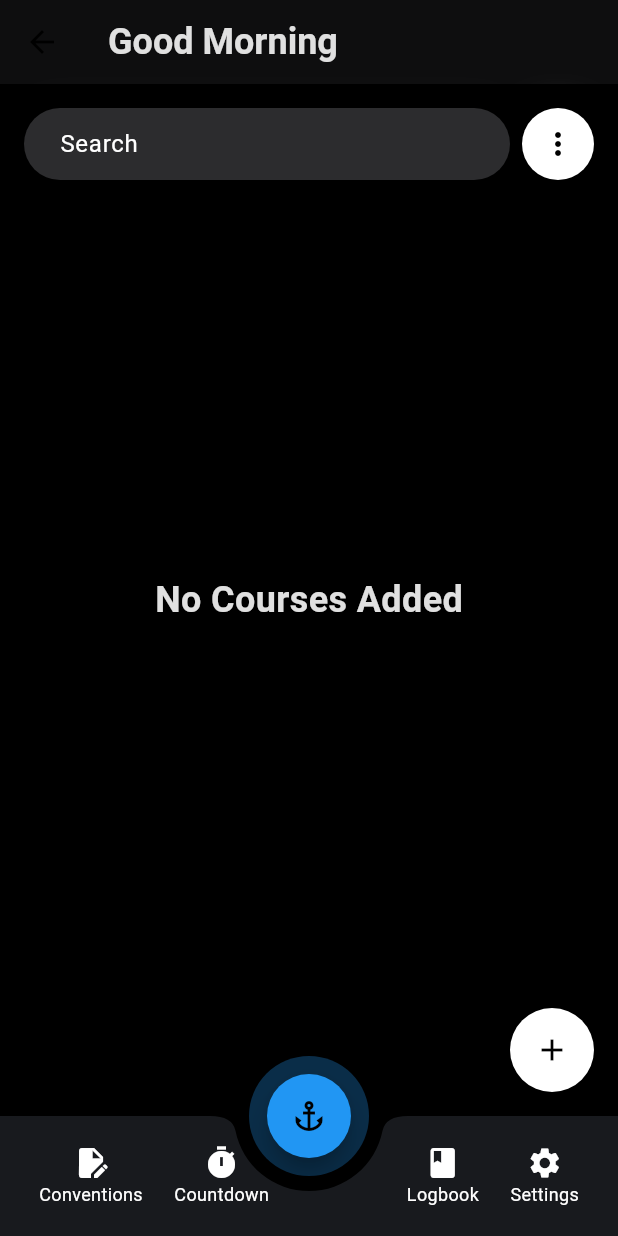
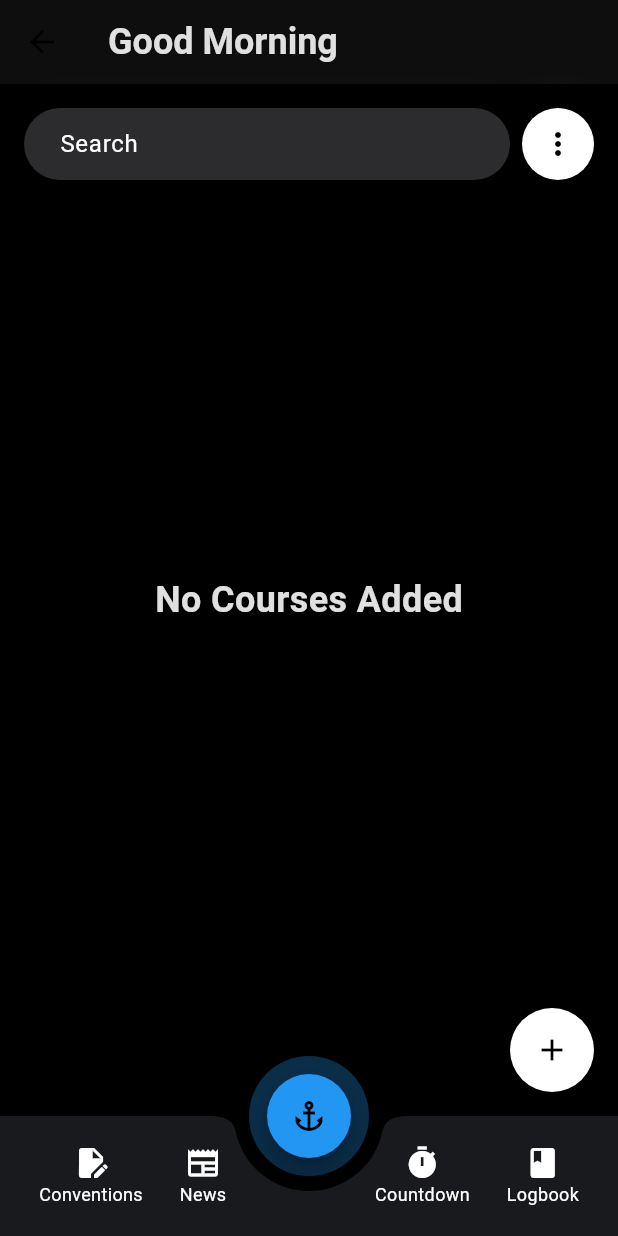
Before and after one commit to Aldosimone99/iSail, a Flutter app: the MainScreen screen opened directly, after a tap on the "arrow forward" icon, on a phone screen of 412 x 824 dp. Run offline on Flutter 3.47's test engine with Material 3 defaults, Android fonts, the phone set to English and light mode, and no system bars; our stand-ins replace file_picker, flutter_local_notifications, share_plus, shared_preferences, timezone; missing offline and left inert: flutter_pdfview; accounts and stored records are empty; network calls fail; Roboto replaces fonts that are missing (SF Pro).

Commit message:
added news page

```diff
--- a/lib/main.dart
+++ b/lib/main.dart
@@ -4,11 +4,11 @@ import 'package:flutter_local_notifications/flutter_local_notifications.dart';
 import 'package:logging/logging.dart'; // Import logging package
 import 'screens/course_list_screen.dart';
 import 'screens/welcome_screen.dart';
-import 'screens/settings_screen.dart'; // Import SettingsScreen
 import 'screens/documents_screen.dart'; // Import DocumentsScreen
 import 'screens/add_course_screen.dart'; // Import AddCourseScreen
 import 'screens/logbook_screen.dart'; // Import LogbookScreen
 import 'screens/countdown_screen.dart'; // Import CountdownScreen
+import 'screens/news_screen.dart'; // Import NewsScreen
 import 'widgets/custom_bottom_app_bar.dart'; // Import CustomBottomAppBar
 import 'widgets/countdown_widget.dart'; // Import CountdownWidget
 import 'package:timezone/data/latest_all.dart' as tz;
@@ -133,11 +133,11 @@ class MyApp extends StatelessWidget {
       home: WelcomeScreen(), // Always show WelcomeScreen on app start
       routes: {
         '/welcome': (context) => WelcomeScreen(),
-        '/settings': (context) => SettingsScreen(),
         '/documents': (context) => DocumentsScreen(),
         '/add_course': (context) => AddCourseScreen(onAddCourse: (course) {  },), // Add route for AddCourseScreen
         '/logbook': (context) => LogbookScreen(), // Add route for LogbookScreen
         '/countdown': (context) => CountdownScreen(), // Add route for CountdownScreen
+        '/news': (context) => NewsScreen(), // Add route for NewsScreen
       },
     );
   }
@@ -172,9 +172,9 @@ class MainScreenState extends State<MainScreen> {
   int _getPageIndex(String route) {
     switch (route) {
       case '/welcome': return 0;
-      case '/settings': return 1;
-      case '/documents': return 2;
-      case '/countdown': return 3; // Add CountdownScreen index
+      case '/documents': return 1;
+      case '/countdown': return 2;
+      case '/news': return 3; // Add NewsScreen index
       default: return 4;
     }
   }
@@ -199,9 +199,9 @@ class MainScreenState extends State<MainScreen> {
         physics: NeverScrollableScrollPhysics(),
         children: [
           WelcomeScreen(),
-          SettingsScreen(),
           DocumentsScreen(),
-          CountdownScreen(), // Add CountdownScreen to PageView
+          CountdownScreen(),
+          NewsScreen(), // Add NewsScreen to PageView
           CourseListScreen(),
           LogbookScreen(), // Add LogbookScreen to PageView
         ],
@@ -241,10 +241,10 @@ class MainScreenState extends State<MainScreen> {
               ? SizedBox.shrink()
               : CustomBottomAppBar(
                   onAnchorPressed: () => _onItemTapped(4),
-                  onDocumentsPressed: () => _onItemTapped(2),
-                  onSettingsPressed: () => _onItemTapped(1),
+                  onDocumentsPressed: () => _onItemTapped(1),
+                  onNewsPressed: () => _onItemTapped(3), // Add News callback
                   onLogbookPressed: () => _onItemTapped(5), // Updated
-                  onCountdownPressed: () => _onItemTapped(3), // Add Countdown callback
+                  onCountdownPressed: () => _onItemTapped(2), // Updated
                 );
         },
       ),
--- /dev/null
+++ b/lib/screens/news_screen.dart
@@ -0,0 +1,91 @@
+import 'package:flutter/material.dart';
+import 'dart:convert';
+import 'package:http/http.dart' as http;
+import 'dart:ui'; // Import for blur effect
+
+class NewsScreen extends StatefulWidget {
+  const NewsScreen({super.key});
+
+  @override
+  _NewsScreenState createState() => _NewsScreenState();
+}
+
+class _NewsScreenState extends State<NewsScreen> {
+  List<dynamic> _news = [];
+  String _language = 'en';
+
+  @override
+  void didChangeDependencies() {
+    super.didChangeDependencies();
+    final locale = Localizations.localeOf(context).languageCode;
+    _language = locale == 'it' ? 'it' : 'en';
+    _fetchNews();
+  }
+
+  Future<void> _fetchNews() async {
+    try {
+      final response = await http.get(Uri.parse('https://newsapi.org/v2/everything?q=maritime&language=$_language&apiKey=a176c42ccc144d9eaef246b83cd6c68b')); // Replace with your API key
+      if (response.statusCode == 200) {
+        setState(() {
+          _news = json.decode(response.body)['articles'];
+        });
+      } else {
+        // Gestisci l'errore
+        print('Failed to load news: ${response.statusCode}');
+        print('Response body: ${response.body}');
+      }
+    } catch (e) {
+      print('Error fetching news: $e');
+    }
+  }
+
+  @override
+  Widget build(BuildContext context) {
+    return Scaffold(
+      appBar: AppBar(
+        automaticallyImplyLeading: false, // Remove the back arrow
+        backgroundColor: Colors.transparent, // Set AppBar background color to transparent
+        elevation: 0, // Remove AppBar shadow
+        flexibleSpace: ClipRect(
+          child: BackdropFilter(
+            filter: ImageFilter.blur(sigmaX: 10.0, sigmaY: 10.0), // Apply blur effect
+            child: Container(
+              color: Color(0xFF1C1C1E).withAlpha((0.5 * 255).toInt()), // Set semi-transparent background color
+            ),
+          ),
+        ),
+        title: Align(
+          alignment: Alignment.centerLeft, // Align the title text to the left
+          child: Text(
+            'News',
+            style: TextStyle(fontSize: 24, color: Colors.grey[300], fontWeight: FontWeight.bold), // Increase the font size, set color to light gray, and make bold
+          ),
+        ),
+      ),
+      body: _news.isEmpty
+          ? Center(child: CircularProgressIndicator())
+          : ListView.builder(
+              itemCount: _news.length,
+              itemBuilder: (context, index) {
+                final newsItem = _news[index];
+                final title = newsItem['title'] ?? 'No title';
+                final description = newsItem['description'] ?? 'No description';
+                return ListTile(
+                  title: Text(
+                    title,
+                    style: TextStyle(color: Colors.white),
+                  ),
+                  subtitle: Text(
+                    description,
+                    style: TextStyle(color: Colors.white70),
+                  ),
+                  onTap: () {
+                    // Azione al tocco della notizia
+                  },
+                );
+              },
+            ),
+      backgroundColor: Colors.black,
+    );
+  }
+}
--- a/lib/screens/settings_screen.dart
+++ /dev/null
@@ -1,144 +0,0 @@
-import 'package:flutter/cupertino.dart';
-import 'package:flutter/material.dart';
-import 'account_screen.dart'; // Import the AccountScreen
-import 'dart:ui'; // Import for blur effect
-
-class SettingsScreen extends StatefulWidget {
-  const SettingsScreen({super.key});
-
-  @override
-  SettingsScreenState createState() => SettingsScreenState();
-}
-
-class SettingsScreenState extends State<SettingsScreen> {
-
-  @override
-  void initState() {
-    super.initState();
-    _loadSettings();
-  }
-
-  Future<void> _loadSettings() async {
-    // Ensure this method does not cause excessive state updates
-    // or infinite loops
-    setState(() {
-      // Update state only if necessary
-    });
-  }
-
-  String _getLocalizedText(BuildContext context, String key) {
-    final locale = Localizations.localeOf(context).languageCode;
-    final isEnglish = locale == 'en';
-    final translations = {
-      'settings': isEnglish ? 'Settings' : 'Impostazioni',
-      'search': isEnglish ? 'Search...' : 'Cerca...',
-      'account': isEnglish ? 'Account' : 'Account',
-      'language': isEnglish ? 'Language' : 'Lingua',
-      'storage_data': isEnglish ? 'Storage and Data' : 'Spazio e Dati',
-      'backup': isEnglish ? 'Backup' : 'Backup',
-    };
-    return translations[key] ?? key;
-  }
-
-  @override
-  Widget build(BuildContext context) {
-    return Scaffold(
-      backgroundColor: Colors.black, // Dark background
-      body: CustomScrollView(
-        slivers: [
-          SliverAppBar(
-            automaticallyImplyLeading: false, // Remove the back arrow
-            backgroundColor: Colors.transparent, // Set AppBar background color to transparent
-            elevation: 0, // Remove AppBar shadow
-            flexibleSpace: ClipRect(
-              child: BackdropFilter(
-                filter: ImageFilter.blur(sigmaX: 10.0, sigmaY: 10.0), // Apply blur effect
-                child: Container(
-                  color: Color(0xFF1C1C1E).withAlpha((0.5 * 255).toInt()), // Set semi-transparent background color
-                ),
-              ),
-            ),
-            title: Align(
-              alignment: Alignment.centerLeft, // Align the title text to the left
-              child: Text(
-                _getLocalizedText(context, 'settings'),
-                style: TextStyle(fontSize: 24, color: Colors.white, fontWeight: FontWeight.bold), // Increase the font size, set color to white, and make bold
-              ),
-            ),
-            pinned: true,
-            expandedHeight: 50.0, // Match the height with DocumentsScreen
-          ),
-          SliverToBoxAdapter(
-            child: Padding(
-              padding: const EdgeInsets.all(16.0),
-              child: Row(
-                children: [
-                  Expanded(
-                    child: TextField(
-                      decoration: InputDecoration(
-                        hintText: _getLocalizedText(context, 'search'),
-                        filled: true,
-                        fillColor: Color(0xFF2C2C2E), // Light gray color
-                        border: OutlineInputBorder(
-                          borderRadius: BorderRadius.circular(30), // Make the borders more rounded
-                          borderSide: BorderSide.none,
-                        ),
-                        contentPadding: EdgeInsets.symmetric(horizontal: 20, vertical: 10),
-                      ),
-                      onChanged: (value) {
-                        // Handle search query change
-                      },
-                    ),
-                  ),
-                ],
-              ),
-            ),
-          ),
-          _buildSettingsSection([
-            _buildSettingsTile(_getLocalizedText(context, 'account'), CupertinoIcons.person, const Color.fromARGB(255, 249, 248, 248), onTap: () {
-              Navigator.push(
-                context,
-                MaterialPageRoute(
-                  builder: (context) => AccountScreen(),
-                ),
-              );
-            }),
-            _buildSettingsTile(_getLocalizedText(context, 'language'), CupertinoIcons.globe, const Color.fromARGB(255, 255, 255, 255), onTap: () {
-              // Handle language selection
-            }),
-          ]),
-        ],
-      ),
-    );
-  }
-
-  Widget _buildSettingsSection(List<Widget> tiles) {
-    return SliverToBoxAdapter(
-      child: Padding(
-        padding: EdgeInsets.symmetric(horizontal: 8, vertical: 10), // Increased vertical padding
-        child: Container(
-          decoration: BoxDecoration(
-            color: Color(0xFF1C1C1E),
-            borderRadius: BorderRadius.circular(10),
-          ),
-          child: Column(children: tiles),
-        ),
-      ),
-    );
-  }
-
-  Widget _buildSettingsTile(String title, IconData icon, Color iconColor, {String? subtitle, Widget? trailing, void Function()? onTap}) {
-    return Column(
-      children: [
-        ListTile(
-          leading: Icon(icon, color: iconColor),
-          title: Text(title, style: TextStyle(color: Colors.white, fontFamily: 'SF Pro')),
-          subtitle: subtitle != null ? Text(subtitle, style: TextStyle(color: Colors.grey, fontFamily: 'SF Pro')) : null,
-          trailing: trailing ?? Icon(CupertinoIcons.chevron_forward, color: Colors.grey, size: 20),
-          onTap: onTap,
-        ),
-        Divider(color: Colors.grey.shade800, height: 1, thickness: 0.5),
-      ],
-    );
-  }
-}
--- a/lib/widgets/custom_bottom_app_bar.dart
+++ b/lib/widgets/custom_bottom_app_bar.dart
@@ -3,17 +3,17 @@ import 'package:flutter/material.dart';
 class CustomBottomAppBar extends StatelessWidget {
   final VoidCallback onAnchorPressed;
   final VoidCallback onDocumentsPressed;
-  final VoidCallback onSettingsPressed;
   final VoidCallback onLogbookPressed;
-  final VoidCallback onCountdownPressed; // Add Countdown callback
+  final VoidCallback onCountdownPressed;
+  final VoidCallback onNewsPressed; // Add News callback
 
   const CustomBottomAppBar({
     super.key,
     required this.onAnchorPressed,
     required this.onDocumentsPressed,
-    required this.onSettingsPressed,
     required this.onLogbookPressed,
-    required this.onCountdownPressed, // Add Countdown callback
+    required this.onCountdownPressed,
+    required this.onNewsPressed, // Add News callback
   });
 
   String _getLocalizedText(BuildContext context, String key) {
@@ -23,7 +23,7 @@ class CustomBottomAppBar extends StatelessWidget {
       'conventions': isEnglish ? 'Conventions' : 'Convenzioni',
       'countdown': isEnglish ? 'Countdown' : 'Countdown',
       'logbook': isEnglish ? 'Logbook' : 'Logbook',
-      'settings': isEnglish ? 'Settings' : 'Impostazioni',
+      'news': isEnglish ? 'News' : 'Notizie', // Add News translation
     };
     return translations[key] ?? key;
   }
@@ -41,10 +41,10 @@ class CustomBottomAppBar extends StatelessWidget {
           mainAxisAlignment: MainAxisAlignment.spaceBetween,
           children: [
             _buildNavItem(Icons.edit_document, _getLocalizedText(context, 'conventions'), onDocumentsPressed),
-            _buildNavItem(Icons.timer, _getLocalizedText(context, 'countdown'), onCountdownPressed), // Update to Countdown
+            _buildNavItem(Icons.newspaper, _getLocalizedText(context, 'news'), onNewsPressed), // Add News icon and callback
             SizedBox(width: 50), // Spazio per il FloatingActionButton
+            _buildNavItem(Icons.timer, _getLocalizedText(context, 'countdown'), onCountdownPressed),
             _buildNavItem(Icons.book, _getLocalizedText(context, 'logbook'), onLogbookPressed),
-            _buildNavItem(Icons.settings, _getLocalizedText(context, 'settings'), onSettingsPressed),
           ],
         ),
       ),
```
